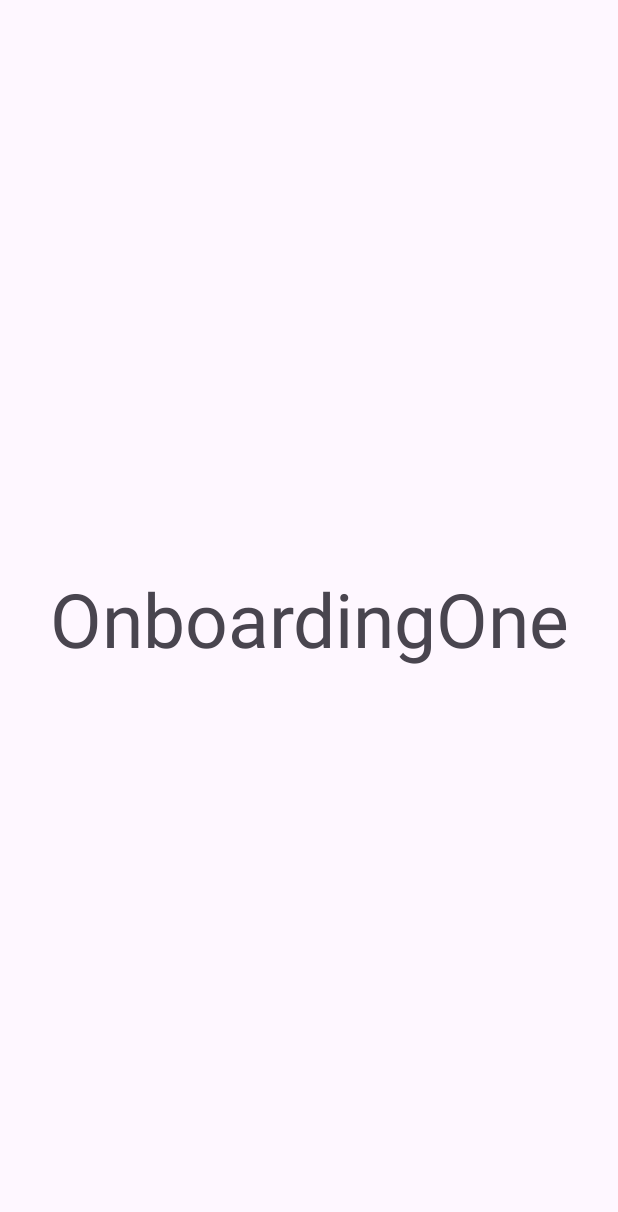
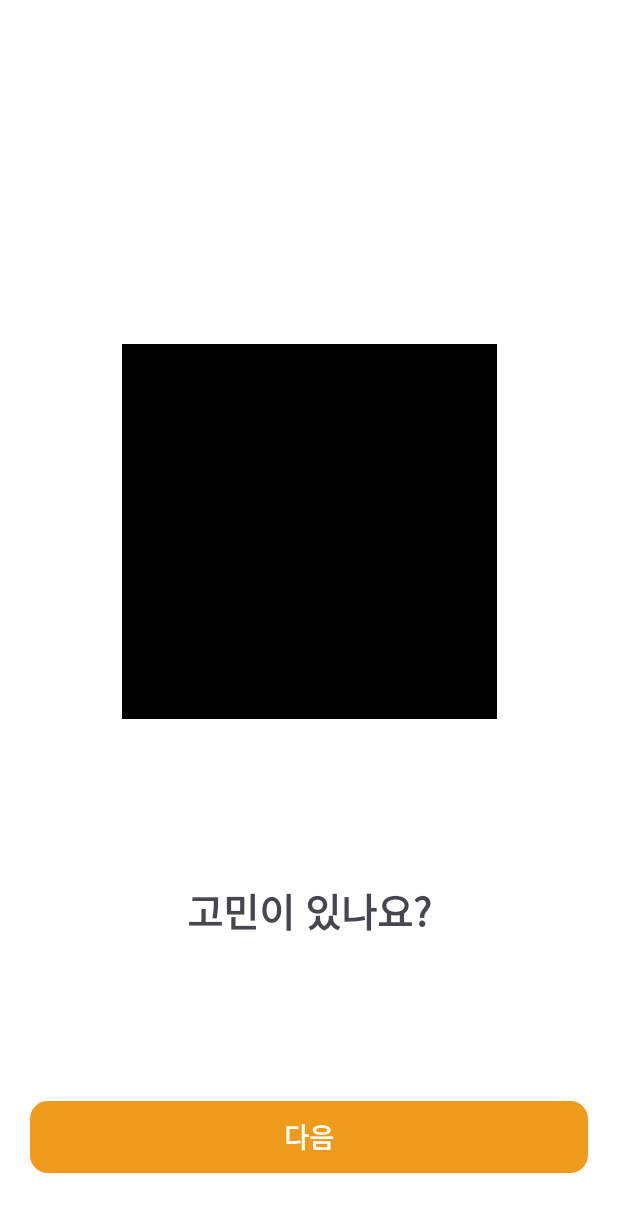
Before and after one commit to Team-PatPat/PatPat-Android, an Android app: the screen it shows after launch (OnboardingActivity), on a phone screen of 412 x 824 dp. Shown: the top 1212 px of the screen. Run offline under Robolectric (Android 15) with nearby library versions, the light colour scheme and no system bars; libraries missing offline, so code that uses them is left out: com.kakao.sdk; 1 statement that could not run was skipped.

Commit message:
design : onboarding 화면

```diff
--- a/app/src/main/java/com/simply407/patpat/ui/onboarding/OnboardingActivity.kt
+++ b/app/src/main/java/com/simply407/patpat/ui/onboarding/OnboardingActivity.kt
@@ -35,7 +35,11 @@ class OnboardingActivity : AppCompatActivity() {
             viewPagerOnboarding.run {
                 viewPagerOnboarding.orientation = ViewPager2.ORIENTATION_HORIZONTAL
                 adapter = OnboardingAdapter(object : OnboardingAdapter.OnboardingClickListener {
-                    override fun onOnboardingButtonClick() {
+                    override fun onOnboardingNextButtonClick() {
+                        viewPagerOnboarding.currentItem = 1
+                    }
+
+                    override fun onOnboardingStartButtonClick() {
                         val intent = Intent(this@OnboardingActivity, LoginActivity::class.java)
                         startActivity(intent)
                         finish()
--- a/app/src/main/java/com/simply407/patpat/ui/onboarding/OnboardingAdapter.kt
+++ b/app/src/main/java/com/simply407/patpat/ui/onboarding/OnboardingAdapter.kt
@@ -9,15 +9,19 @@ import com.simply407.patpat.databinding.ItemOnboardingTwoBinding
 
 class OnboardingAdapter(private val clickListener: OnboardingClickListener): RecyclerView.Adapter<RecyclerView.ViewHolder>() {
 
-    inner class OnboardingViewHolderTypeOne(binding: ItemOnboardingOneBinding) : RecyclerView.ViewHolder(binding.root) {
-
+    inner class OnboardingViewHolderTypeOne(private val binding: ItemOnboardingOneBinding) : RecyclerView.ViewHolder(binding.root) {
+        fun bind() {
+            binding.buttonNextOnboardingOne.setOnClickListener {
+                clickListener.onOnboardingNextButtonClick()
+            }
+        }
     }
 
     inner class OnboardingViewHolderTypeTwo(private val binding: ItemOnboardingTwoBinding) : RecyclerView.ViewHolder(binding.root) {
         fun bind() {
-            binding.buttonItemOnboardingTwo.setOnClickListener {
+            binding.buttonStartOnboardingTwo.setOnClickListener {
                 SharedPreferencesManager.setOnboardingShown(true)
-                clickListener.onOnboardingButtonClick()
+                clickListener.onOnboardingStartButtonClick()
             }
         }
     }
@@ -51,7 +55,7 @@ class OnboardingAdapter(private val clickListener: OnboardingClickListener): Rec
     override fun onBindViewHolder(holder: RecyclerView.ViewHolder, position: Int) {
         when (holder.itemViewType) {
             TYPE_ONE -> {
-
+                (holder as OnboardingViewHolderTypeOne).bind()
             }
             TYPE_TWO -> {
                 (holder as OnboardingViewHolderTypeTwo).bind()
@@ -65,7 +69,8 @@ class OnboardingAdapter(private val clickListener: OnboardingClickListener): Rec
     }
 
     interface OnboardingClickListener {
-        fun onOnboardingButtonClick()
+        fun onOnboardingNextButtonClick()
+        fun onOnboardingStartButtonClick()
     }
 
 }
--- /dev/null
+++ b/app/src/main/res/drawable/bg_orange_r20.xml
@@ -0,0 +1,6 @@
+<?xml version="1.0" encoding="utf-8"?>
+<shape xmlns:android="http://schemas.android.com/apk/res/android"
+    android:shape="rectangle">
+    <solid android:color="@color/orange" />
+    <corners android:radius="12dp" />
+</shape>
--- a/app/src/main/res/layout/activity_onboarding.xml
+++ b/app/src/main/res/layout/activity_onboarding.xml
@@ -5,6 +5,7 @@
     android:id="@+id/main"
     android:layout_width="match_parent"
     android:layout_height="match_parent"
+    android:background="@color/white"
     tools:context=".ui.onboarding.OnboardingActivity">
 
     <androidx.viewpager2.widget.ViewPager2
--- a/app/src/main/res/layout/item_onboarding_one.xml
+++ b/app/src/main/res/layout/item_onboarding_one.xml
@@ -1,16 +1,48 @@
 <?xml version="1.0" encoding="utf-8"?>
 <androidx.constraintlayout.widget.ConstraintLayout xmlns:android="http://schemas.android.com/apk/res/android"
+    xmlns:app="http://schemas.android.com/apk/res-auto"
     android:layout_width="match_parent"
     android:layout_height="match_parent"
-    xmlns:app="http://schemas.android.com/apk/res-auto">
+    android:background="@color/white">
+
+    <ImageView
+        android:id="@+id/imageView_onboarding_one"
+        android:layout_width="250dp"
+        android:layout_height="250dp"
+        android:background="@color/black"
+        app:layout_constraintBottom_toBottomOf="parent"
+        app:layout_constraintEnd_toEndOf="parent"
+        app:layout_constraintStart_toStartOf="parent"
+        app:layout_constraintTop_toTopOf="parent"
+        app:layout_constraintVertical_bias="0.4" />
 
     <TextView
+        android:id="@+id/textView_title_onboarding_one"
+        android:layout_width="wrap_content"
+        android:layout_height="wrap_content"
+        android:text="@string/title_onboarding_one"
+        android:textSize="26sp"
+        android:textStyle="bold"
+        app:layout_constraintBottom_toTopOf="@+id/button_next_onboarding_one"
+        app:layout_constraintEnd_toEndOf="parent"
+        app:layout_constraintStart_toStartOf="parent"
+        app:layout_constraintTop_toBottomOf="@+id/imageView_onboarding_one" />
+
+    <androidx.appcompat.widget.AppCompatButton
+        android:id="@+id/button_next_onboarding_one"
         android:layout_width="match_parent"
         android:layout_height="wrap_content"
-        android:text="OnboardingOne"
-        android:textAlignment="center"
-        android:textSize="50sp"
+        android:layout_marginStart="20dp"
+        android:layout_marginEnd="20dp"
+        android:layout_marginBottom="42dp"
+        android:background="@drawable/bg_orange_r20"
+        android:stateListAnimator="@null"
+        android:text="@string/next"
+        android:textColor="@color/white"
+        android:textSize="18sp"
+        android:textStyle="bold"
         app:layout_constraintBottom_toBottomOf="parent"
-        app:layout_constraintTop_toTopOf="parent" />
+        app:layout_constraintEnd_toEndOf="parent"
+        app:layout_constraintStart_toStartOf="parent" />
 
 </androidx.constraintlayout.widget.ConstraintLayout>
--- a/app/src/main/res/values/colors.xml
+++ b/app/src/main/res/values/colors.xml
@@ -2,4 +2,7 @@
 <resources>
     <color name="black">#FF000000</color>
     <color name="white">#FFFFFFFF</color>
+
+    <color name="orange">#EE9A1B</color>
+
 </resources>
--- a/app/src/main/res/values/strings.xml
+++ b/app/src/main/res/values/strings.xml
@@ -1,3 +1,7 @@
 <resources>
     <string name="app_name">PatPat</string>
+    <string name="title_onboarding_one">고민이 있나요?</string>
+    <string name="next">다음</string>
+    <string name="title_onboarding_two">시원한 해결책과\n따뜻한 위로를 주는\n친구들을 만나보세요!</string>
+    <string name="start">시작하기</string>
 </resources>
```
Also changed, not shown: app/src/main/res/layout/item_onboarding_two.xml (+38 -18 lines).
